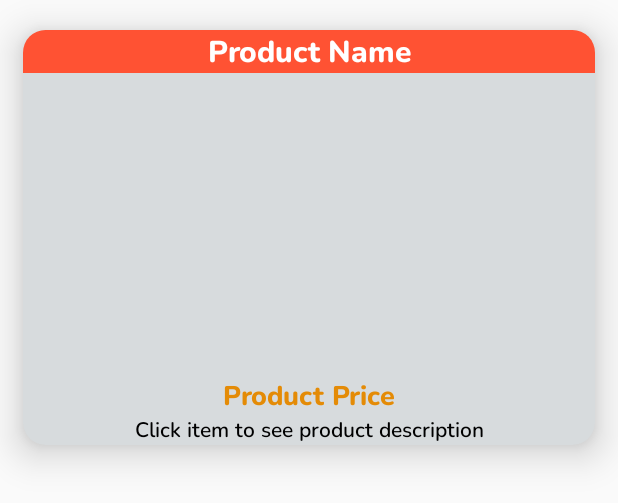
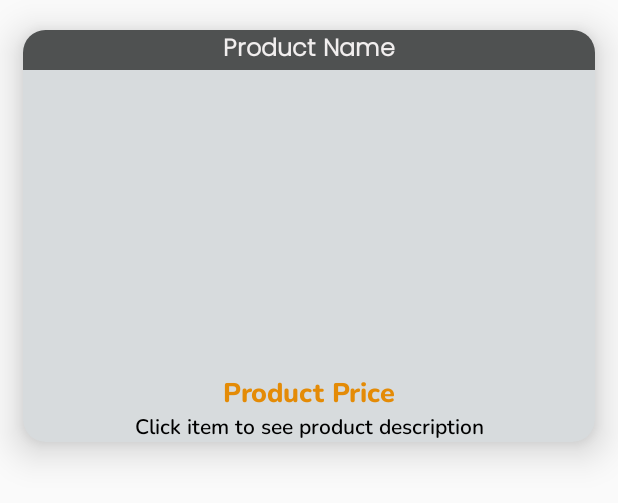
Before and after one commit to manojitht/MediApp--EFOSEYOUYES, an Android app: the layout fragment_home.xml on its own in the app's theme, with its tools: preview values and no code run, on a phone screen of 412 x 824 dp. Shown: the top 503 px of the screen. Run offline under Robolectric (Android 15) with nearby library versions, the phone set to English and light mode, and no system bars; Roboto replaces fonts that are not available here.

Commit message:
UI change for the show products layout

```diff
--- a/app/src/main/res/layout/activity_admin_maintain_products.xml
+++ b/app/src/main/res/layout/activity_admin_maintain_products.xml
@@ -12,7 +12,7 @@
         android:id="@+id/product_button_maintain"
         android:layout_width="117dp"
         android:layout_height="37dp"
-        android:background="@drawable/buttonurple"
+        android:background="@drawable/buttonblue"
         android:fontFamily="@font/nunito_extrabold"
         android:text="Update item"
         android:textAllCaps="false"
@@ -157,7 +157,7 @@
             android:layout_marginLeft="45dp"
             android:checked="false"
             android:fontFamily="@font/nunito_extrabold"
-            android:text="Not available"
+            android:text="Out of stock"
             android:textColor="#EA2929" />
 
         <!--        <RadioButton-->
--- a/app/src/main/res/layout/fragment_home.xml
+++ b/app/src/main/res/layout/fragment_home.xml
@@ -23,12 +23,12 @@
             android:id="@+id/product_name"
             android:layout_width="match_parent"
             android:layout_height="wrap_content"
-            android:background="@color/colorRed"
-            android:fontFamily="@font/nunito_extrabold"
+            android:background="#4F5151"
+            android:fontFamily="@font/poppins_light"
             android:text="Product Name"
             android:textAlignment="center"
-            android:textColor="@color/colorWhite"
-            android:textSize="20dp"
+            android:textColor="#F1EEEE"
+            android:textSize="16dp"
             android:textStyle="bold" />
 
         <ImageView
```
